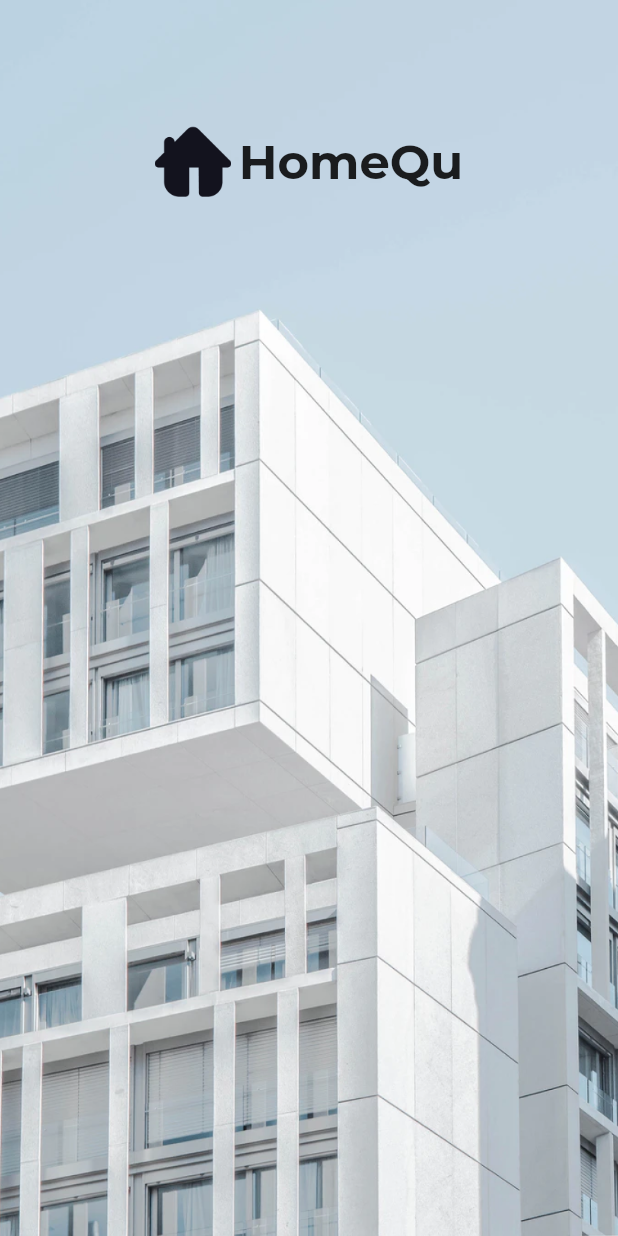
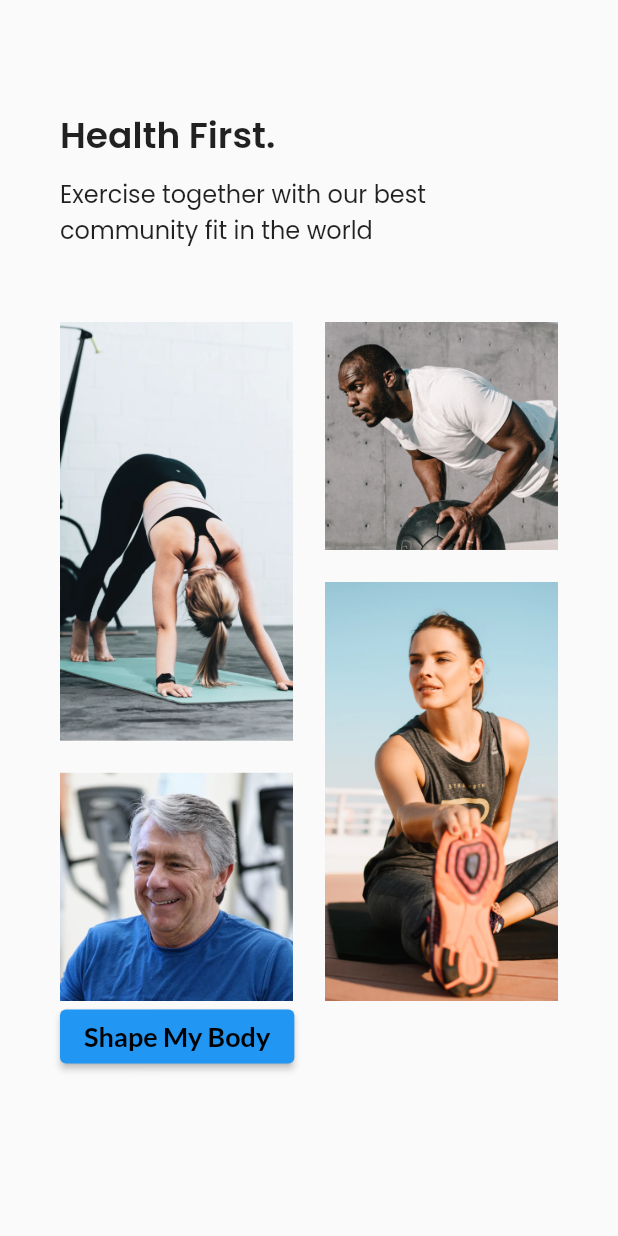
Before and after one commit to asrafilll/seven_days_masteruidesign, a Flutter app: the screen it shows after launch, on a phone screen of 412 x 824 dp. Run offline on Flutter 3.47's test engine with Material 2 defaults, Android fonts, the light colour scheme and no system bars; our stand-ins replace google_fonts; missing offline and left inert: dart:ffi, dart:html.

Commit message:
getstarted

```diff
--- /dev/null
+++ b/lib/day2/getstarted2.dart
@@ -0,0 +1,56 @@
+import 'dart:ffi';
+import 'dart:html';
+
+import 'package:flutter/material.dart';
+import 'package:seven_days_masteruidesign/size_helpers.dart';
+import 'package:google_fonts/google_fonts.dart';
+
+class GetStarted2 extends StatelessWidget {
+  const GetStarted2({Key? key}) : super(key: key);
+
+  @override
+  Widget build(BuildContext context) {
+    return Padding(
+      padding: const EdgeInsets.all(40.0),
+      child: Column(
+        crossAxisAlignment: CrossAxisAlignment.start,
+        children: [
+          SizedBox(
+            height: displayHeight(context) * 0.04,
+          ),
+          Text(
+            "Health First.",
+            style: GoogleFonts.poppins(
+              fontSize: 24,
+              fontWeight: FontWeight.w600,
+            ),
+          ),
+          SizedBox(
+            height: displayHeight(context) * 0.01,
+          ),
+          Text(
+            "Exercise together with our best\ncommunity fit in the world",
+            style: GoogleFonts.poppins(
+              fontSize: 16,
+            ),
+          ),
+          SizedBox(
+            height: displayHeight(context) * 0.06,
+          ),
+          Image.asset('assets/day2/gallery.png'),
+          ElevatedButton(
+            onPressed: () {},
+            child: Text(
+              "Shape My Body",
+              style: GoogleFonts.lato(
+                fontSize: 18,
+                fontWeight: FontWeight.w600,
+                color: Colors.black,
+              ),
+            ),
+          ),
+        ],
+      ),
+    );
+  }
+}
--- a/lib/main.dart
+++ b/lib/main.dart
@@ -1,6 +1,8 @@
 import 'package:flutter/material.dart';
 import 'package:seven_days_masteruidesign/day1/splash1.dart';
 import 'package:seven_days_masteruidesign/day1/splash2.dart';
+import 'package:seven_days_masteruidesign/day2/getstarted1.dart';
+import 'package:seven_days_masteruidesign/day2/getstarted2.dart';
 
 void main() {
   runApp(SevenDays());
@@ -9,10 +11,10 @@ void main() {
 class SevenDays extends StatelessWidget {
   @override
   Widget build(BuildContext context) {
-    return MaterialApp(
+    return const MaterialApp(
       debugShowCheckedModeBanner: false,
       home: Scaffold(
-        body: Splash1(),
+        body: GetStarted2(),
       ),
     );
   }
--- /dev/null
+++ b/lib/size_helpers.dart
@@ -0,0 +1,13 @@
+import 'package:flutter/material.dart';
+
+Size displaySize(BuildContext context) {
+  return MediaQuery.of(context).size;
+}
+
+double displayHeight(BuildContext context) {
+  return displaySize(context).height;
+}
+
+double displayWidth(BuildContext context) {
+  return displaySize(context).width;
+}
--- a/pubspec.yaml
+++ b/pubspec.yaml
@@ -22,6 +22,7 @@ flutter:
   uses-material-design: true
   assets:
     - assets/day1/
+    - assets/day2/
 
   # fonts:
   #   - family: Schyler
```
Also changed, not shown: lib/day2/getstarted1.dart (added, +51 -0 lines), assets/day2/btn.png (added), assets/day2/cover.png (added), assets/day2/gallery.png (added).
